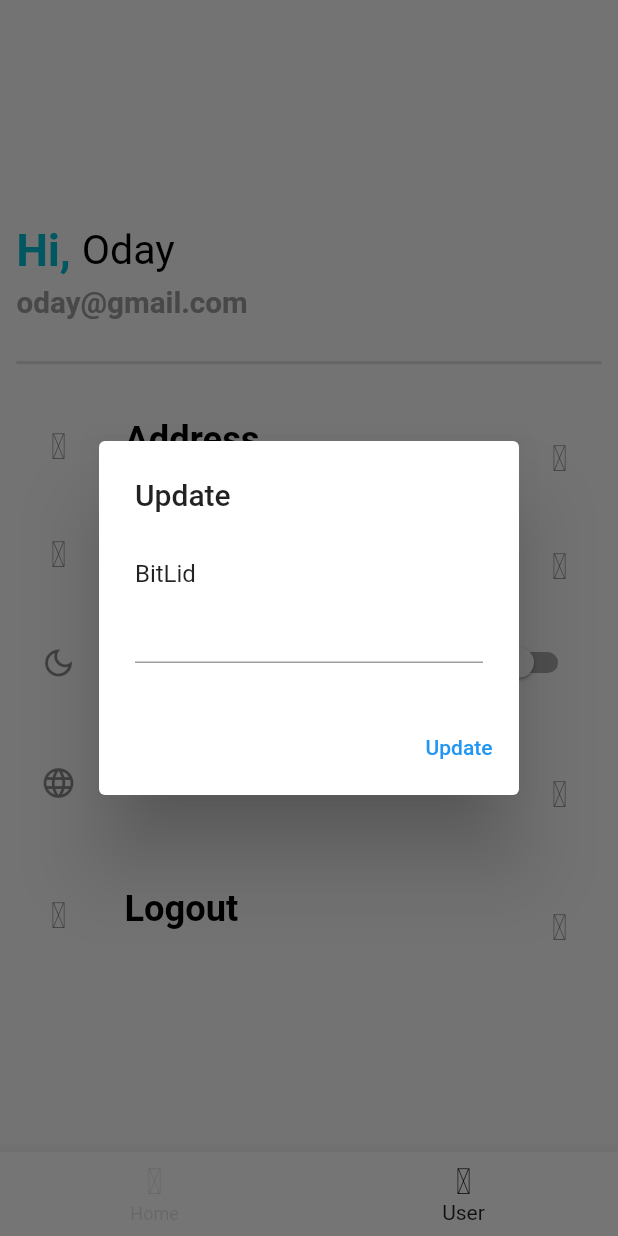
After one commit to alaa-flutter/I-am-segev-, a Flutter app: the screen it shows after launch, item 2 of the bottom bar chosen, after a tap on "Address", on a phone screen of 412 x 824 dp. The commit adds this screen. Run offline on Flutter 3.47's test engine with Material 2 defaults, Android fonts, the phone set to English and light mode, and no system bars; our stand-ins replace flutter_iconly, flutter_screenutil, shared_preferences; generated files the repository leaves out were written again.

Commit message:
Home Page

```diff
--- /dev/null
+++ b/lib/Const/color_theme.dart
@@ -0,0 +1,13 @@
+import 'package:flutter/material.dart';
+import 'package:provider/provider.dart';
+
+import '../Providers/theme_provider.dart';
+
+class ColorTheme {
+  BuildContext context;
+  ColorTheme(this.context);
+  bool get getTheme => Provider.of<ThemeProvider>(context).isDarkMode;
+  Color get color => getTheme
+      ? Colors.white
+      : Colors.black;
+}
--- /dev/null
+++ b/lib/Const/theme_data.dart
@@ -0,0 +1,28 @@
+import 'package:flutter/material.dart';
+
+class Styles {
+  static ThemeData themeData(
+      bool isDarkTheme,
+      BuildContext context
+      )
+  {
+    return ThemeData(
+      scaffoldBackgroundColor:
+      //0A1931  // white yellow 0xFFFCF8EC
+      isDarkTheme ? const Color(0xFF00001a) : const Color(0xFFFFFFFF),
+      primaryColor: Colors.blue,
+      colorScheme: ThemeData().colorScheme.copyWith(
+        secondary:
+        isDarkTheme ? const Color(0xFF1a1f3c) : const Color(0xFFE8FDFD),
+        brightness: isDarkTheme ? Brightness.dark : Brightness.light,
+      ),
+      cardColor:
+      isDarkTheme ? const Color(0xFF0a0d2c) : const Color(0xFFF2FDFD),
+      canvasColor: isDarkTheme ? Colors.black : Colors.grey[50],
+      buttonTheme: Theme.of(context).buttonTheme.copyWith(
+          colorScheme: isDarkTheme
+              ? const ColorScheme.dark()
+              : const ColorScheme.light()),
+    );
+  }
+}
--- /dev/null
+++ b/lib/Views/Screens/bottom_bar_screen.dart
@@ -0,0 +1,53 @@
+import 'package:flutter/material.dart';
+import 'package:flutter_iconly/flutter_iconly.dart';
+import 'package:provider/provider.dart';
+import 'package:work_calculator/Views/Screens/user_screen.dart';
+import '../../Const/color_theme.dart';
+import '../../Providers/theme_provider.dart';
+import 'home_screen.dart';
+
+class BottomBarScreen extends StatefulWidget {
+  const BottomBarScreen({Key? key}) : super(key: key);
+
+  @override
+  State<BottomBarScreen> createState() => _BottomBarScreenState();
+}
+
+class _BottomBarScreenState extends State<BottomBarScreen> {
+  final List<Map<String, dynamic>> _pages = [
+    {'page': const HomeScreen(), 'title': 'Home Screen'},
+    {'page': const UserScreen(), 'title': 'UserS Screen'},
+  ];
+  int _selectedIndex = 0;
+  void _selectedPage(int index) {
+    setState(() {
+      _selectedIndex = index;
+    });
+  }
+
+  @override
+  Widget build(BuildContext context) {
+    Color color = ColorTheme(context).color;
+    bool isDark = Provider.of<ThemeProvider>(context).isDarkMode;
+    return Scaffold(
+      body: _pages[_selectedIndex]['page'],
+      bottomNavigationBar: BottomNavigationBar(
+        backgroundColor: isDark ? Theme.of(context).cardColor : Colors.white,
+        unselectedItemColor: isDark ? Colors.white10 : Colors.black12,
+        selectedItemColor: isDark ? Colors.lightBlue.shade200 : Colors.black87,
+        currentIndex: _selectedIndex,
+        onTap: _selectedPage,
+        items: <BottomNavigationBarItem>[
+          BottomNavigationBarItem(
+              icon: Icon(
+                  _selectedIndex == 0 ? IconlyBold.home : IconlyLight.home),
+              label: 'Home'),
+          BottomNavigationBarItem(
+              icon: Icon(
+                  _selectedIndex == 1 ? IconlyBold.user3 : IconlyLight.user3),
+              label: 'User'),
+        ],
+      ),
+    );
+  }
+}
--- /dev/null
+++ b/lib/Views/Screens/home_screen.dart
@@ -0,0 +1,163 @@
+import 'package:flutter/material.dart';
+import 'package:flutter_screenutil/flutter_screenutil.dart';
+import '../../Const/color_theme.dart';
+import '../Widgets/custom_text.dart';
+
+class HomeScreen extends StatefulWidget {
+  const HomeScreen({Key? key}) : super(key: key);
+  @override
+  State<HomeScreen> createState() => _HomeScreenState();
+}
+
+class _HomeScreenState extends State<HomeScreen> {
+  @override
+  Widget build(BuildContext context) {
+    Color color = ColorTheme(context).color;
+    return Scaffold(
+      body: SingleChildScrollView(
+        child: Column(
+          children: [
+            SizedBox(
+              height: 80.h,
+            ),
+            Container(
+              padding: EdgeInsets.symmetric(vertical: 16.h, horizontal: 16.w),
+              margin: EdgeInsets.symmetric(vertical: 16.h, horizontal: 16.w),
+              decoration: BoxDecoration(
+                color: Theme.of(context).cardColor,
+                borderRadius: BorderRadius.circular(12.r),
+              ),
+              child: Row(
+                mainAxisAlignment: MainAxisAlignment.spaceAround,
+                children: [
+                  Column(
+                    children: [
+                      CustomText(
+                        title: 'Welcome',
+                        color: Colors.cyan,
+                        fontSize: 27.sp,
+                        isTitle: true,
+                      ),
+                      CustomText(
+                        title: 'Oday',
+                        color: color,
+                        fontSize: 25.sp,
+                      ),
+                    ],
+                  ),
+                  const CircleAvatar(
+                    backgroundImage: AssetImage('assets/images/user.png'),
+                    radius: 52,
+                  ),
+                ],
+              ),
+            ),
+            SizedBox(
+              height: 8.h,
+            ),
+            Row(
+              children: [
+                Expanded(
+                  child: Container(
+                    padding:
+                        EdgeInsets.symmetric(vertical: 16.h, horizontal: 16.w),
+                    margin: const EdgeInsetsDirectional.only(
+                      start: 16,
+                      end: 8,
+                    ),
+                    decoration: BoxDecoration(
+                      color: Theme.of(context).cardColor,
+                      borderRadius: BorderRadius.circular(12.r),
+                    ),
+                    child: Column(
+                      children: [
+                        Image(
+                          image: const AssetImage('assets/images/absence.png'),
+                          height: 140.h,
+                          width: 140.w,
+                        ),
+                        SizedBox(
+                          height: 16.h,
+                        ),
+                        CustomText(
+                          title: 'absence',
+                          color: color,
+                          fontSize: 25.sp,
+                        ),
+                      ],
+                    ),
+                  ),
+                ),
+                Expanded(
+                  child: Container(
+                    padding:
+                        EdgeInsets.symmetric(vertical: 16.h, horizontal: 16.w),
+                    margin: const EdgeInsetsDirectional.only(
+                      end: 16,
+                      start: 8,
+                    ),
+                    decoration: BoxDecoration(
+                      color: Theme.of(context).cardColor,
+                      borderRadius: BorderRadius.circular(12.r),
+                    ),
+                    child: Column(
+                      mainAxisAlignment: MainAxisAlignment.center,
+                      children: [
+                        Image(
+                          image: const AssetImage('assets/images/wifi.png'),
+                          height: 120.h,
+                          width: 120.w,
+                        ),
+                        SizedBox(
+                          height: 16.h,
+                        ),
+                        Column(
+                          children: [
+                            CustomText(
+                              title: 'Connect with',
+                              color: color,
+                              fontSize: 20.sp,
+                              isTitle: true,
+                            ),
+                            CustomText(
+                              title: 'Omar',
+                              color: Colors.red,
+                              fontSize: 22.sp,
+                              isTitle: true,
+                            ),
+                          ],
+                        ),
+                      ],
+                    ),
+                  ),
+                ),
+              ],
+            ),
+            SizedBox(
+              height: 24.h,
+            ),
+            Container(
+              width: double.infinity,
+              padding: EdgeInsets.symmetric(vertical: 16.h, horizontal: 16.w),
+              margin: const EdgeInsetsDirectional.only(
+                start: 16,
+                end: 8,
+              ),
+              decoration: BoxDecoration(
+                color: Theme.of(context).cardColor,
+                borderRadius: BorderRadius.circular(12.r),
+              ),
+              child: Center(
+                child: CustomText(
+                  title: '8 hours   32 minutes',
+                  color: color,
+                  fontSize: 25.sp,
+                ),
+              ),
+            ),
+          ],
+        ),
+      ),
+    );
+  }
+}
--- /dev/null
+++ b/lib/Views/Screens/user_screen.dart
@@ -0,0 +1,175 @@
+import 'package:flutter/material.dart';
+import 'package:flutter_iconly/flutter_iconly.dart';
+import 'package:flutter_screenutil/flutter_screenutil.dart';
+import 'package:provider/provider.dart';
+
+import '../../Const/color_theme.dart';
+import '../../Helpers/warning_dialog.dart';
+import '../../Providers/lang_provider.dart';
+import '../../Providers/theme_provider.dart';
+import '../Widgets/custom_list_tile.dart';
+import '../Widgets/custom_text.dart';
+
+
+class UserScreen extends StatefulWidget {
+  const UserScreen({Key? key}) : super(key: key);
+
+  @override
+  State<UserScreen> createState() => _UserScreenState();
+}
+
+class _UserScreenState extends State<UserScreen>with WarningDialogHelper {
+  late TextEditingController addressEditingController;
+  @override
+  void initState() {
+    addressEditingController = TextEditingController(text: 'BitLid');
+    super.initState();
+  }
+
+  @override
+  void dispose() {
+    addressEditingController.dispose();
+    super.dispose();
+  }
+
+  @override
+  Widget build(BuildContext context) {
+    Color color = ColorTheme(context).color;
+    return Scaffold(
+        body: Center(
+          child: SingleChildScrollView(
+            child: Padding(
+              padding: EdgeInsets.symmetric(
+                horizontal: 10.w,
+                vertical: 10.h,
+              ),
+              child: Column(
+                mainAxisAlignment: MainAxisAlignment.center,
+                crossAxisAlignment: CrossAxisAlignment.start,
+                children: [
+                  const SizedBox(
+                    height: 36,
+                  ),
+                  Row(
+                    children: [
+                      CustomText(
+                        title: 'Hi, ',
+                        color: Colors.cyan,
+                        fontSize: 27.sp,
+                        isTitle: true,
+                      ),
+                      CustomText(
+                        title: 'Oday',
+                        color: color,
+                        fontSize: 25.sp,
+                      ),
+                    ],
+                  ),
+                  SizedBox(
+                    height: 6.h,
+                  ),
+                  CustomText(
+                    title: 'oday@gmail.com',
+                    color: Colors.grey,
+                    fontSize: 18.sp,
+                    isTitle: true,
+                  ),
+                  const SizedBox(
+                    height: 20,
+                  ),
+                  const Divider(
+                    thickness: 2,
+                  ),
+                  const SizedBox(
+                    height: 20,
+                  ),
+                  CustomListTile(
+                    title: 'Address',
+                    subtitle: 'My Address',
+                    leading: IconlyLight.profile,
+                    onPressed: () async {
+                      await buildAddressDialog(context);
+                    },
+                  ),
+                  CustomListTile(
+                    title: 'Forgot Password',
+                    leading: IconlyLight.unlock,
+                    onPressed: () {
+                      ///
+                    },
+                  ),
+                  SwitchListTile(
+                    title: CustomText(
+                      title: Provider.of<ThemeProvider>(context).isDarkMode
+                          ? 'Light Mode'
+                          : 'Dark Mode',
+                      color:  color,
+                      fontSize: 22.sp,
+                      isTitle: true,
+                    ),
+                    secondary: Icon(Provider.of<ThemeProvider>(context).isDarkMode
+                        ?Icons.light_mode_outlined
+                        : Icons.dark_mode_outlined),
+                    value: Provider.of<ThemeProvider>(context).isDarkMode,
+                    onChanged: (bool value) {
+                      setState(() {
+                        Provider.of<ThemeProvider>(context , listen: false).toggleTheme(value);
+                      });
+                    },
+                  ),
+                  SizedBox(
+                    height: 24.h,
+                  ),
+                  CustomListTile(
+                    title: Provider.of<LangProviders>(context).lang_ == 'en'
+                        ? 'العربية'
+                        : 'Language',
+                    leading: Icons.language,
+                    onPressed: () async {
+                      await Provider.of<LangProviders>(context, listen: false)
+                          .changeLanguage();
+                    },
+                  ),
+                  SizedBox(
+                    height: 16.h,
+                  ),
+                  CustomListTile(
+                    title: 'Logout',
+                    leading: IconlyLight.logout,
+                    onPressed: ()  {
+                      showWarningDialog(context, title:'Sign out', subtitle: 'Do you wanna sign out ?', actionOK: (){});
+                    },
+                  ),
+                ],
+              ),
+            ),
+          ),
+        ));
+  }
+
+  Future<void> buildAddressDialog(BuildContext context) {
+    return showDialog(
+      context: context,
+      builder: (context) => AlertDialog(
+        title: const Text('Update'),
+        content: TextField(
+          controller: addressEditingController,
+          maxLines: 3,
+          decoration: const InputDecoration(
+            hintText: 'Your Address',
+          ),
+        ),
+        actions: [
+          TextButton(
+              onPressed: () {
+                ///
+              },
+              child: const Text(
+                'Update',
+              )),
+        ],
+      ),
+    );
+  }
+
+}
--- /dev/null
+++ b/lib/Views/Widgets/custom_list_tile.dart
@@ -0,0 +1,38 @@
+import 'package:flutter/material.dart';
+import 'package:flutter_iconly/flutter_iconly.dart';
+import 'package:flutter_screenutil/flutter_screenutil.dart';
+import '../../Const/color_theme.dart';
+import 'custom_text.dart';
+
+class CustomListTile extends StatelessWidget {
+  final String title;
+  final String subtitle;
+  final IconData leading;
+  final IconData trailing;
+  final Function() onPressed;
+  const CustomListTile({
+    Key? key,
+    required this.title,
+    this.subtitle = '',
+    required this.leading,
+    this.trailing = IconlyLight.arrowRight2,
+    required this.onPressed,
+  }) : super(key: key);
+
+  @override
+  Widget build(BuildContext context) {
+    Color color = ColorTheme(context).color;
+    return ListTile(
+      onTap: onPressed,
+      leading: Icon(leading),
+      title: CustomText(
+isTitle: true,
+        title: title,
+        color: color,
+        fontSize: 22.sp,
+      ),
+      subtitle: Text(subtitle),
+      trailing: Icon(trailing),
+    );
+  }
+}
--- a/lib/main.dart
+++ b/lib/main.dart
@@ -1,26 +1,32 @@
 import 'package:flutter/material.dart';
+import 'package:flutter/services.dart';
 import 'package:flutter_screenutil/flutter_screenutil.dart';
 import 'package:provider/provider.dart';
-import 'package:work_calculator/Views/Screens/Auth/login_screen.dart';
-import 'package:work_calculator/Views/splash_screen.dart';
 import 'package:flutter_gen/gen_l10n/app_localizations.dart';
 import 'package:work_calculator/shared_preferences/shared_preferences.dart';
 import 'Providers/lang_provider.dart';
 import 'Providers/theme_provider.dart';
+import 'Views/Screens/bottom_bar_screen.dart';
 
-void main()async {
+/// AppLocalizations.of(context)!.
+
+void main() async {
   WidgetsFlutterBinding.ensureInitialized();
-
-  /// Shared Preferences
   await SharedPreferencesController().initSharedPreferences();
-
-  /// App
+  SystemChrome.setPreferredOrientations([DeviceOrientation.portraitUp])
+      .then((_) {
     runApp(const MyApp());
+  });
 }
 
-class MyApp extends StatelessWidget {
+class MyApp extends StatefulWidget {
   const MyApp({super.key});
 
+  @override
+  State<MyApp> createState() => _MyAppState();
+}
+
+class _MyAppState extends State<MyApp> {
   @override
   Widget build(BuildContext context) {
     return MultiProvider(
@@ -35,8 +41,9 @@ class MyApp extends StatelessWidget {
       child: ScreenUtilInit(
         designSize: const Size(375, 812),
         builder: (context, child) {
+          return Consumer<ThemeProvider>(
+              builder: (context, themeProvider, child) {
             return MaterialApp(
-            home: const LoginScreen(),
               localizationsDelegates: AppLocalizations.localizationsDelegates,
               supportedLocales: const [
                 Locale('ar'),
@@ -44,42 +51,16 @@ class MyApp extends StatelessWidget {
               ],
               locale: Locale(Provider.of<LangProviders>(context).lang_),
               debugShowCheckedModeBanner: false,
+              home: const BottomBarScreen(),
               title: 'Your App',
               theme: ThemeData.light(),
               darkTheme: ThemeData.dark(),
-            // themeMode:
-            //     themeProvider.isDarkMode ? ThemeMode.dark : ThemeMode.light,
-
+              themeMode:
+                  themeProvider.isDarkMode ? ThemeMode.dark : ThemeMode.light,
             );
+          });
         },
       ),
     );
   }
-
-  // Widget build(BuildContext context) {
-  //   return ChangeNotifierProvider(
-  //     create: (_) => ThemeProvider(),
-  //     child: Consumer<ThemeProvider>(
-  //       builder: (context, themeProvider, child) => MaterialApp(
-  //         title: 'Your App',
-  //         theme: ThemeData.light(),
-  //         darkTheme: ThemeData.dark(),
-  //         themeMode:
-  //         themeProvider.isDarkMode ? ThemeMode.dark : ThemeMode.light,
-  //         home: const LoginScreen(),
-  //         localizationsDelegates: AppLocalizations.localizationsDelegates,
-  //         supportedLocales: const [
-  //           Locale('ar'),
-  //           Locale('en'),
-  //         ],
-  //         locale: Locale(Provider.of<LangProviders>(context).lang_),
-  //         debugShowCheckedModeBanner: false,
-  //       ),
-  //     ),
-  //   );
-  // }
-
-
-
-
 }
--- a/pubspec.yaml
+++ b/pubspec.yaml
@@ -41,6 +41,7 @@ dependencies:
   provider: ^6.0.5
   shared_preferences: ^2.1.0
   flutter_screenutil: ^5.7.0
+  flutter_iconly: ^1.0.2
 
 dev_dependencies:
   flutter_test:
```
Also changed, not shown: assets/images/absence.png (added), assets/images/user.png (added), assets/images/wifi.png (added), lib/Views/Screens/splash_screen.dart (renamed from lib/Views/splash_screen.dart), lib/generated/assets.dart, pubspec.lock. Lines whose indentation alone changed are shown as unchanged.
